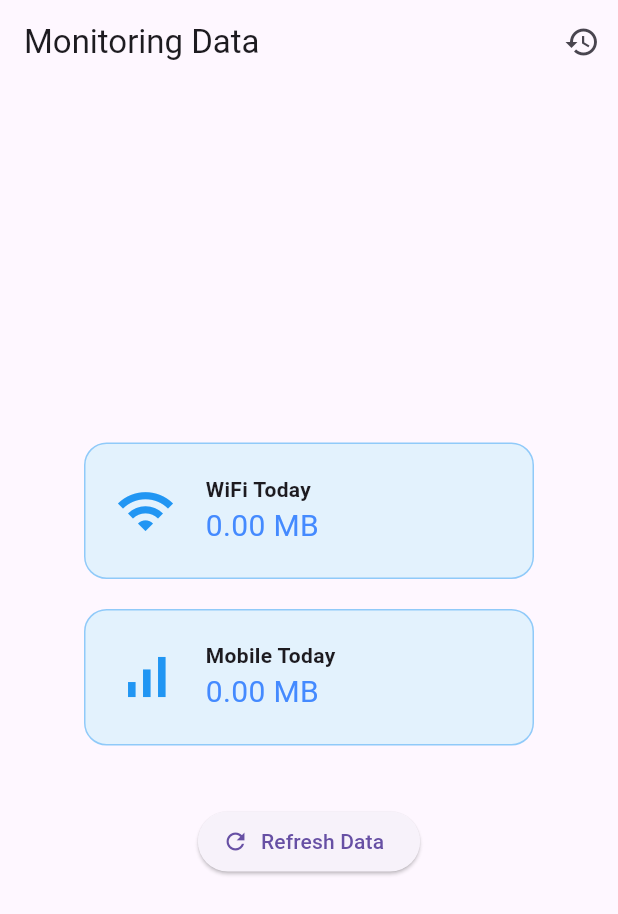
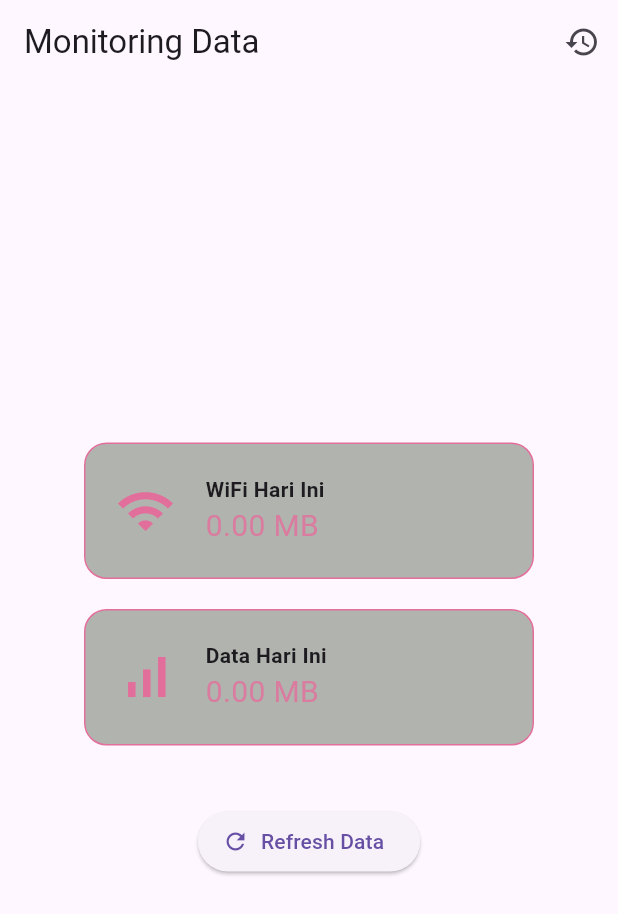
Before and after one commit to tomahelsa16/limit_kuota_kelompok_I_IVB, a Flutter app: the screen it shows after launch, on a phone screen of 412 x 824 dp. Shown: the top 914 px of the screen. Run offline on Flutter 3.47's test engine with Material 3 defaults, Android fonts, the phone set to English and light mode, and no system bars; our stand-ins replace sqflite; missing offline and left inert: android_intent_plus; accounts and stored records are empty.

Commit message:
update colour of network_page.dart

```diff
--- a/lib/src/features/monitoring/network_page.dart
+++ b/lib/src/features/monitoring/network_page.dart
@@ -121,9 +121,9 @@ class _NetworkState extends State<Network> {
         child: Column(
           mainAxisAlignment: MainAxisAlignment.center,
           children: [
-            _usageCard("WiFi Today", wifiUsage, Icons.wifi),
+            _usageCard("WiFi Hari Ini", wifiUsage, Icons.wifi),
             const SizedBox(height: 20),
-            _usageCard("Mobile Today", mobileUsage, Icons.signal_cellular_alt),
+            _usageCard("Data Hari Ini", mobileUsage, Icons.signal_cellular_alt),
             const SizedBox(height: 40),
             ElevatedButton.icon(
               onPressed: fetchUsage,
@@ -141,13 +141,13 @@ class _NetworkState extends State<Network> {
       width: 300,
       padding: const EdgeInsets.all(20),
       decoration: BoxDecoration(
-        color: Colors.blue.shade50,
+        color: const Color.fromARGB(255, 177, 180, 174),
         borderRadius: BorderRadius.circular(15),
-        border: Border.all(color: Colors.blue.shade200),
+        border: Border.all(color: const Color.fromARGB(255, 226, 111, 155)),
       ),
       child: Row(
         children: [
-          Icon(icon, size: 40, color: Colors.blue),
+          Icon(icon, size: 40, color: const Color.fromARGB(255, 226, 111, 155)),
           const SizedBox(width: 20),
           Column(
             crossAxisAlignment: CrossAxisAlignment.start,
@@ -155,7 +155,7 @@ class _NetworkState extends State<Network> {
               Text(title, style: const TextStyle(fontWeight: FontWeight.bold)),
               Text(
                 value,
-                style: const TextStyle(fontSize: 20, color: Colors.blueAccent),
+                style: const TextStyle(fontSize: 20, color: Color.fromARGB(2255, 226, 111, 155)),
               ),
             ],
           ),
```
Also changed, not shown: pubspec.lock, 1 other file.
